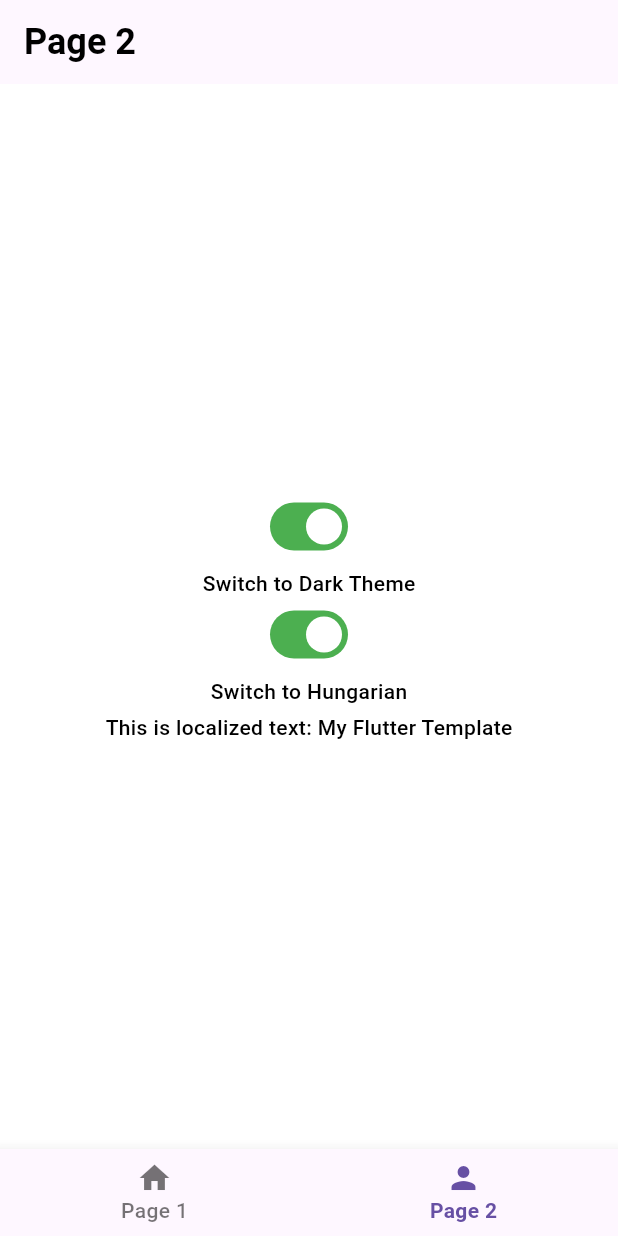
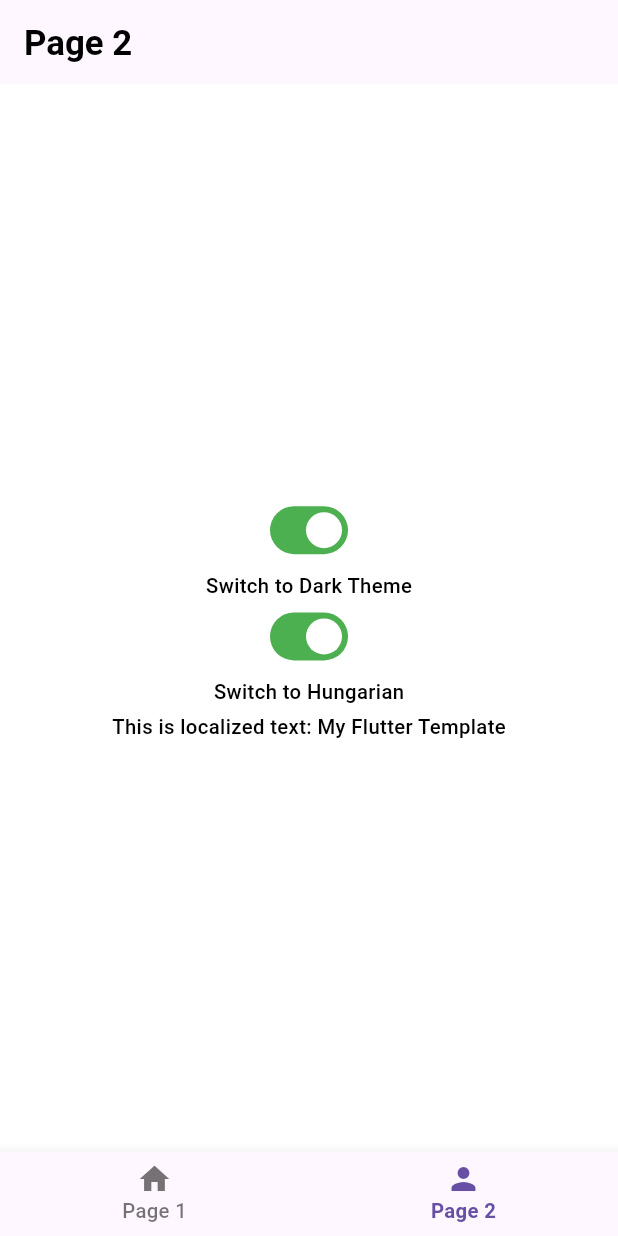
Before and after one commit to Pali-15/template-2, a Flutter app: the Page2 screen opened by its route, on a phone screen of 412 x 824 dp. Run offline on Flutter 3.47's test engine with Material 3 defaults, Android fonts, the phone set to English and light mode, and no system bars; our stand-ins replace bloc, equatable, firebase_analytics, firebase_crashlytics, flutter_bloc, flutter_hooks and 4 more; accounts and stored records are empty; generated files the repository leaves out were written again.

Commit message:
Use screenutil

```diff
--- a/lib/app/screens/page_2/page_2.dart
+++ b/lib/app/screens/page_2/page_2.dart
@@ -28,7 +28,7 @@ class Page2 extends StatelessWidget {
                     onChanged: (_) => context.read<ThemeCubit>().toggleTheme(),
                   ),
             ),
-            SizedBox(height: AppSpacing.xs.value),
+            SizedBox(height: AppSpacing.xs.height),
             Text(
               'Switch to ${Theme.of(context).brightness == Brightness.dark ? "Light" : "Dark"} Theme',
               style: context.textStyles.subtitle,
@@ -44,12 +44,12 @@ class Page2 extends StatelessWidget {
                         ),
                   ),
             ),
-            SizedBox(height: AppSpacing.xs.value),
+            SizedBox(height: AppSpacing.xs.height),
             Text(
               'Switch to ${context.l10n.localeName == Locales.hu.languageCode ? "English" : "Hungarian"}',
               style: context.textStyles.subtitle,
             ),
-            SizedBox(height: AppSpacing.xs.value),
+            SizedBox(height: AppSpacing.xs.height),
             Text(
               "This is localized text: ${context.l10n.appTitle}",
               style: context.textStyles.subtitle,
--- a/lib/core/common_widgets/error_widget.dart
+++ b/lib/core/common_widgets/error_widget.dart
@@ -13,12 +13,12 @@ class AppErrorWidget extends StatelessWidget {
       mainAxisAlignment: MainAxisAlignment.center,
       children: [
         Icon(Icons.error_outline_rounded),
-        SizedBox(height: AppSpacing.xxl.value),
+        SizedBox(height: AppSpacing.xxl.height),
         Text(
           "Oops something went wrong, please try again!",
           style: context.textStyles.subtitle,
         ),
-        SizedBox(height: AppSpacing.xxl.value),
+        SizedBox(height: AppSpacing.xxl.height),
         AppElevatedButton.primary(
           label: "Try again",
           onPressed: retry,
--- a/lib/core/design/app_radius.dart
+++ b/lib/core/design/app_radius.dart
@@ -1,9 +1,11 @@
 import 'dart:ui';
 
+import 'package:flutter_screenutil/flutter_screenutil.dart';
+
 class AppRadius {
-  static final radiusXs = Radius.circular(4);
-  static final radiusS = Radius.circular(8);
-  static final radiusM = Radius.circular(10);
-  static final radiusL = Radius.circular(12);
-  static final radiusXl = Radius.circular(16);
+  static final radiusXs = Radius.circular(4.r);
+  static final radiusS = Radius.circular(8.r);
+  static final radiusM = Radius.circular(10.r);
+  static final radiusL = Radius.circular(12.r);
+  static final radiusXl = Radius.circular(16.r);
 }
--- a/lib/core/design/app_text_styles.dart
+++ b/lib/core/design/app_text_styles.dart
@@ -1,4 +1,5 @@
 import 'package:flutter/material.dart';
+import 'package:flutter_screenutil/flutter_screenutil.dart';
 import 'package:template/core/design/app_colors.dart';
 
 class AppTextStyles {
@@ -9,19 +10,19 @@ class AppTextStyles {
   AppColors get _colors => AppColors(context);
 
   TextStyle get headline => TextStyle(
-    fontSize: 24,
+    fontSize: 24.sp,
     fontWeight: FontWeight.bold,
     color: _colors.defaultTextColor,
   );
 
   TextStyle get subtitle => TextStyle(
-    fontSize: 14,
+    fontSize: 14.sp,
     fontWeight: FontWeight.w500,
     color: _colors.defaultTextColor,
   );
 
   TextStyle get body => TextStyle(
-    fontSize: 12,
+    fontSize: 12.sp,
     fontWeight: FontWeight.normal,
     color: _colors.defaultTextColor,
   );
--- a/lib/core/design/spacing.dart
+++ b/lib/core/design/spacing.dart
@@ -1,5 +1,6 @@
 import 'package:equatable/equatable.dart';
 import 'package:flutter/widgets.dart';
+import 'package:flutter_screenutil/flutter_screenutil.dart';
 
 class AppSpacing extends Equatable {
   static const zero = AppSpacing(0);
@@ -27,113 +28,15 @@ class AppSpacing extends Equatable {
   static const xxl = s7;
   static const xxxl = s9;
 
-  final double value;
+  final double _value;
+  double get height => _value.h;
+  double get width => _value.w;
 
-  /// Overwrites the default padding values. Useful when a Widget expects an
-  /// RsgSpacing instance, but we need custom padding values.
-  final EdgeInsetsGeometry? _customInsets;
+  const AppSpacing(this._value);
 
-  const AppSpacing(this.value) : _customInsets = null;
-
-  AppSpacing.only({
-    AppSpacing? top,
-    AppSpacing? bottom,
-    AppSpacing? start,
-    AppSpacing? end,
-
-    /// The value for those insets which are not explicitly given.
-    AppSpacing? rest,
-  }) : this.custom(
-         EdgeInsetsDirectional.only(
-           top: top?.value ?? rest?.value ?? 0.0,
-           bottom: bottom?.value ?? rest?.value ?? 0.0,
-           start: start?.value ?? rest?.value ?? 0.0,
-           end: end?.value ?? rest?.value ?? 0.0,
-         ),
-       );
-
-  AppSpacing.symmetric({AppSpacing? horizontal, AppSpacing? vertical})
-    : this.custom(
-        EdgeInsets.symmetric(
-          horizontal: horizontal?.value ?? 0.0,
-          vertical: vertical?.value ?? 0.0,
-        ),
-      );
-
-  @visibleForTesting
-  const AppSpacing.custom(EdgeInsetsGeometry customInsets)
-    : value = 0,
-      _customInsets = customInsets;
-
-  AppSpacing get withHorizontalOnly => AppSpacing.custom(insetsHorizontal);
-
-  AppSpacing get withVerticalOnly => AppSpacing.custom(insetsVertical);
-
-  AppSpacing get withTopOnly => AppSpacing.custom(insetsTop);
-
-  AppSpacing get withBottomOnly => AppSpacing.custom(insetsBottom);
-
-  AppSpacing get withStartOnly => AppSpacing.custom(insetsStart);
-
-  AppSpacing get withEndOnly => AppSpacing.custom(insetsEnd);
-
-  EdgeInsetsGeometry get insetsAll =>
-      _customInsets ?? (this == zero ? EdgeInsets.zero : EdgeInsets.all(value));
-
-  EdgeInsetsGeometry get insetsHorizontal =>
-      EdgeInsets.symmetric(horizontal: _customInsets?.horizontal ?? value);
-
-  EdgeInsetsGeometry get insetsVertical =>
-      EdgeInsets.symmetric(vertical: _customInsets?.vertical ?? value);
-
-  EdgeInsetsGeometry get insetsTop => switch (_customInsets) {
-    EdgeInsets(:final top) ||
-    EdgeInsetsDirectional(:final top) => EdgeInsets.only(top: top),
-    _ => this == zero ? EdgeInsets.zero : EdgeInsets.only(top: value),
-  };
-
-  EdgeInsetsGeometry get insetsBottom => switch (_customInsets) {
-    EdgeInsets(:final bottom) ||
-    EdgeInsetsDirectional(:final bottom) => EdgeInsets.only(bottom: bottom),
-    _ => this == zero ? EdgeInsets.zero : EdgeInsets.only(bottom: value),
-  };
-
-  EdgeInsetsGeometry get insetsStart => switch (_customInsets) {
-    EdgeInsets(left: final start) || EdgeInsetsDirectional(:final start) =>
-      EdgeInsetsDirectional.only(start: start),
-    _ =>
-      this == zero ? EdgeInsets.zero : EdgeInsetsDirectional.only(start: value),
-  };
-
-  EdgeInsetsGeometry get insetsEnd => switch (_customInsets) {
-    EdgeInsets(right: final end) ||
-    EdgeInsetsDirectional(:final end) => EdgeInsetsDirectional.only(end: end),
-    _ =>
-      this == zero ? EdgeInsets.zero : EdgeInsetsDirectional.only(end: value),
-  };
-
-  Widget padAll(Widget child) => Padding(padding: insetsAll, child: child);
-
-  Widget padTop(Widget child) => Padding(padding: insetsTop, child: child);
-
-  Widget padBottom(Widget child) =>
-      Padding(padding: insetsBottom, child: child);
-
-  Widget padStart(Widget child) => Padding(padding: insetsStart, child: child);
-
-  Widget padEnd(Widget child) => Padding(padding: insetsEnd, child: child);
-
-  Widget padHorizontal(Widget child) =>
-      Padding(padding: insetsHorizontal, child: child);
-
-  Widget padVertical(Widget child) =>
-      Padding(padding: insetsVertical, child: child);
-
-  // coverage:ignore-start
-  @override
-  List<Object?> get props => [value, _customInsets];
+  EdgeInsets get insetsAll =>
+      EdgeInsets.symmetric(horizontal: width, vertical: height);
 
   @override
-  String toString() => 'RsgSpacing(${_customInsets ?? value})';
-  // coverage:ignore-end
+  List<Object?> get props => [_value];
 }
```
